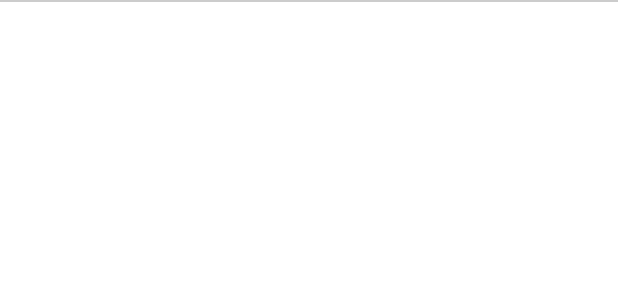
After one commit to Mahmud0808/TruckOrbit, an Android app: the layout view_divider.xml on its own in the app's theme, with its tools: preview values and no code run, on a phone screen of 412 x 824 dp. The commit adds this screen. Shown: the top 300 px of the screen. Run offline under Robolectric (Android 15) with nearby library versions, the phone set to English and light mode, and no system bars.

Commit message:
Extract divider into a layout

```diff
--- a/app/src/main/res/layout/list_item_driver_list.xml
+++ b/app/src/main/res/layout/list_item_driver_list.xml
@@ -84,10 +84,10 @@
         </LinearLayout>
     </LinearLayout>
 
-    <View
+    <include
+        layout="@layout/view_divider"
         android:layout_width="match_parent"
         android:layout_height="1dp"
-        android:layout_marginHorizontal="24dp"
-        android:background="#33000000" />
+        android:layout_marginHorizontal="24dp" />
 
 </LinearLayout>
--- a/app/src/main/res/layout/list_item_truck_list.xml
+++ b/app/src/main/res/layout/list_item_truck_list.xml
@@ -84,10 +84,10 @@
         </LinearLayout>
     </LinearLayout>
 
-    <View
+    <include
+        layout="@layout/view_divider"
         android:layout_width="match_parent"
         android:layout_height="1dp"
-        android:layout_marginHorizontal="24dp"
-        android:background="#33000000" />
+        android:layout_marginHorizontal="24dp" />
 
 </LinearLayout>
--- /dev/null
+++ b/app/src/main/res/layout/view_divider.xml
@@ -0,0 +1,5 @@
+<?xml version="1.0" encoding="utf-8"?>
+<View xmlns:android="http://schemas.android.com/apk/res/android"
+    android:layout_width="match_parent"
+    android:layout_height="1dp"
+    android:background="#33000000" />
```
